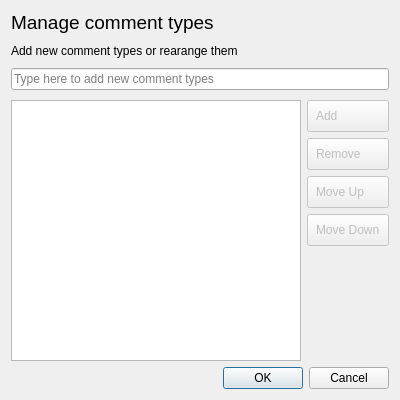
The window that gui/dialog_edit_comment_types.ui (mpvqc/mpvQC) describes before a commit, drawn with Qt 5.
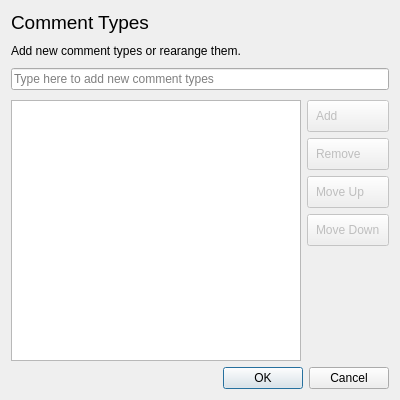
The same window after the commit. Icons and pictures are not drawn.

```diff
--- a/gui/dialog_edit_comment_types.ui
+++ b/gui/dialog_edit_comment_types.ui
@@ -46,14 +46,14 @@
         </font>
        </property>
        <property name="text">
-        <string>Manage comment types </string>
+        <string>Comment Types </string>
        </property>
       </widget>
      </item>
      <item>
       <widget class="QLabel" name="subtitle">
        <property name="text">
-        <string>Add new comment types or rearange them</string>
+        <string>Add new comment types or rearange them.</string>
        </property>
       </widget>
      </item>
```
Left out of the diff: 4 changed lines with no effect on the pictures.
